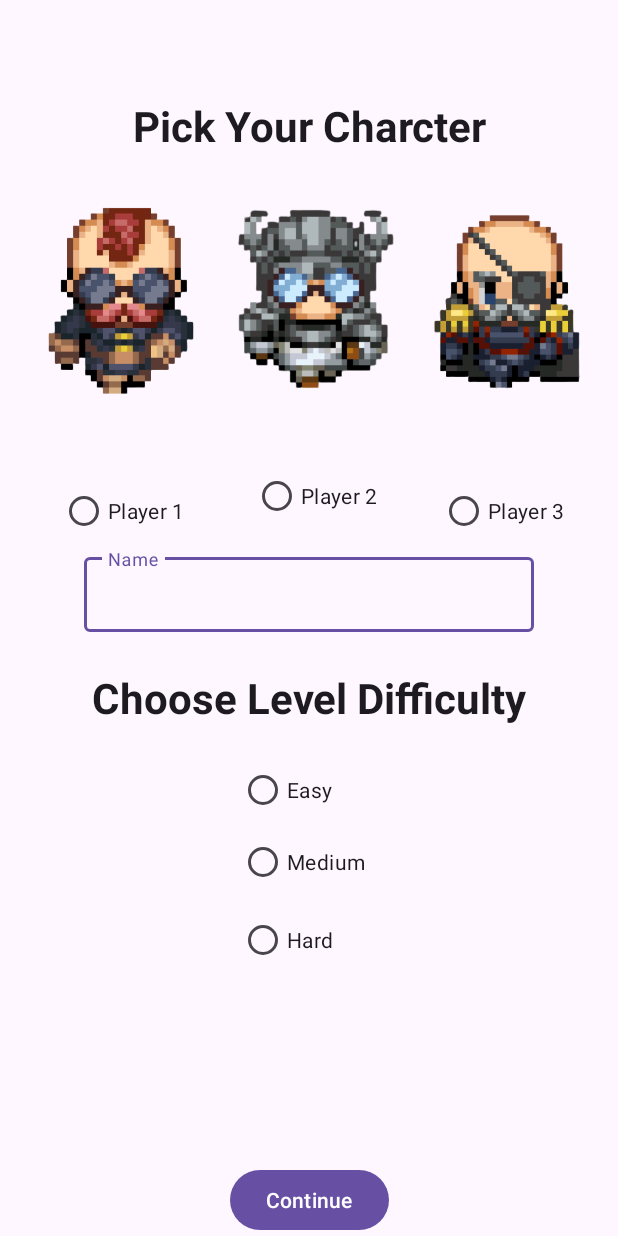
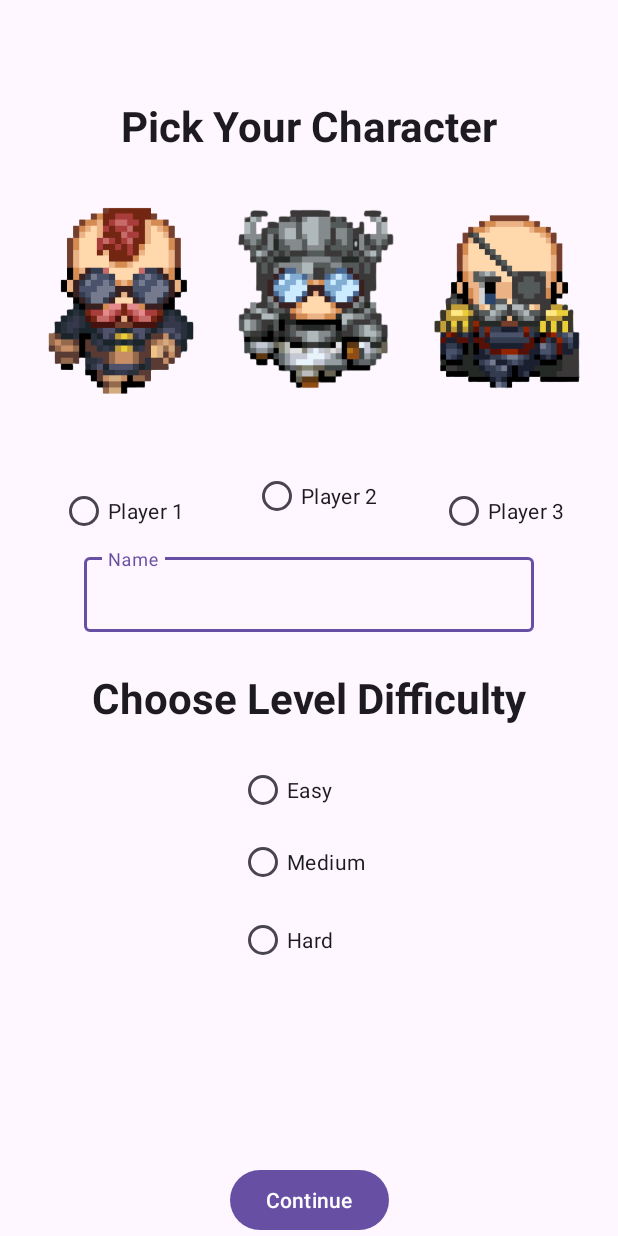
Before and after one commit to pennonshue/CS2340A_DreamTeam27, an Android app built with Jetpack Compose: the SetupActivity screen opened directly, with no data from a screen before it, after a tap on "Continue", on a phone screen of 412 x 824 dp. Run offline under Robolectric (Android 15) with nearby library versions, the phone set to English and light mode, and no system bars; Roboto replaces fonts that are not available here.

Commit message:
added restrictions so you can only continue once name, difficulty, and character fields are filled

```diff
--- a/app/src/main/java/com/example/dungeongame/SetupActivity.java
+++ b/app/src/main/java/com/example/dungeongame/SetupActivity.java
@@ -29,22 +29,23 @@ public class SetupActivity extends AppCompatActivity {
         cont.setOnClickListener(new View.OnClickListener() {
             @Override
             public void onClick(View view) {
-
-
                 RadioGroup difficultyChoice = (RadioGroup) findViewById(R.id.diffRadioGroup);
 
                 //Difficulty level String ("Easy", "Medium", "Hard") - need to check if null
-
+                if (difficultyChoice.getCheckedRadioButtonId() == -1) {
+                    Toast.makeText(SetupActivity.this, "Please select a difficulty level", Toast.LENGTH_SHORT).show();
+                } else {
                     final String difficulty =
                             ((RadioButton)findViewById(difficultyChoice.getCheckedRadioButtonId()))
                                     .getText().toString();
-
                     RadioGroup playerSprite = (RadioGroup) findViewById(R.id.spriteSelector);
 
+                    //Sprite Integer  (1, 2, 3) - need to check if null
+                    if (playerSprite.getCheckedRadioButtonId() == -1) {
+                        Toast.makeText(SetupActivity.this, "Please select a Character", Toast.LENGTH_SHORT).show();
+                    } else {
                         String spriteCharacter = ((RadioButton)findViewById(playerSprite.getCheckedRadioButtonId()))
                                 .getText().toString();
-
-                //Sprite Integer  (1, 2, 3) - need to check if null
                         final int sprite = Integer.parseInt(spriteCharacter.substring(spriteCharacter.length() - 1));
 
                         //Player Name String - Already checked
@@ -65,8 +66,11 @@ public class SetupActivity extends AppCompatActivity {
                             //Sends info from one screen to another
                             intent.putExtra("playerName", playerName);
 
+                            startActivity(intent);
+                        }
+                    }
 
-                    startActivity(intent);
+
                 }
 
 
--- a/app/src/main/res/layout/activity_setup.xml
+++ b/app/src/main/res/layout/activity_setup.xml
@@ -14,7 +14,7 @@
         android:layout_marginStart="147dp"
         android:layout_marginEnd="147dp"
         android:layout_marginBottom="20dp"
-        android:text="Pick Your Charcter"
+        android:text="Pick Your Character"
         android:textAlignment="center"
         android:textAppearance="@style/TextAppearance.AppCompat.Large"
         android:textSize="28dp"
```
Also changed, not shown: 1 other file. Lines whose indentation alone changed are shown as unchanged.
